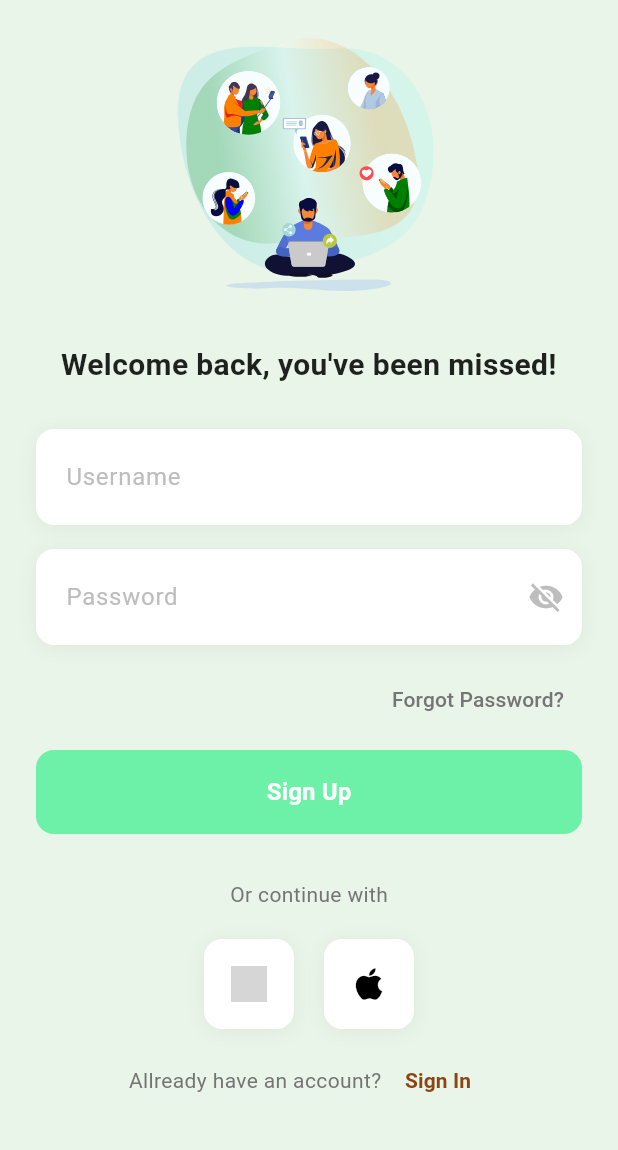
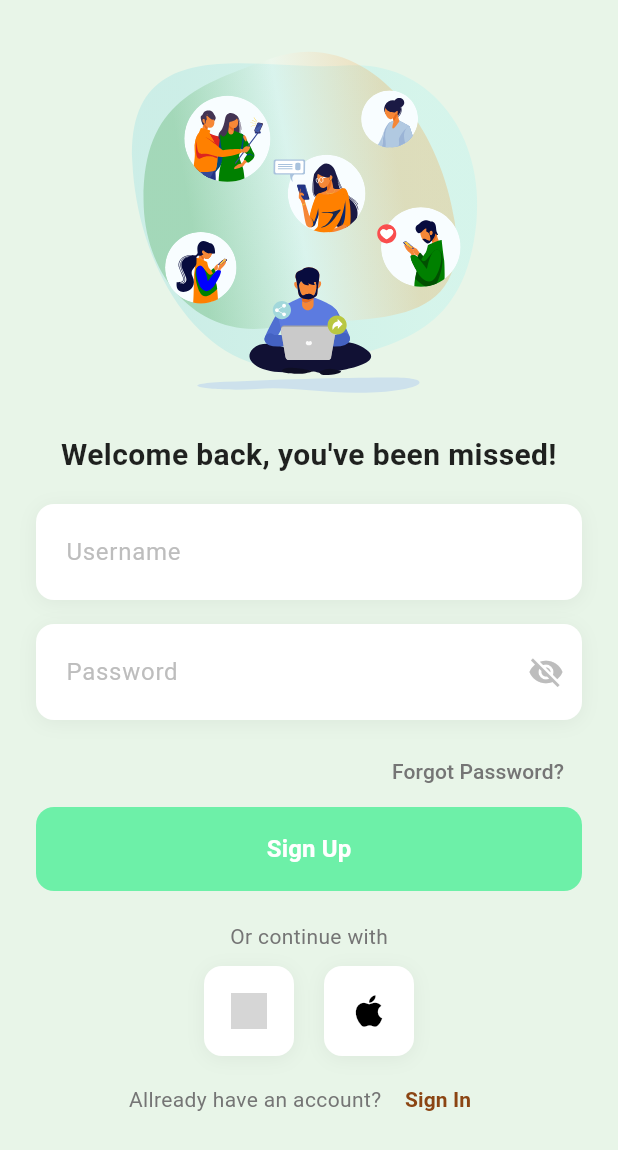
Before and after one commit to GihanSisiraKumara/Aphasia, a Flutter app: the screen it shows after launch, after a tap on "Next", on a phone screen of 412 x 824 dp. Shown: the top 1150 px of the screen. Run offline on Flutter 3.47's test engine with Material 3 defaults, Android fonts, the light colour scheme and no system bars; our stand-ins replace lottie; network calls fail; grey boxes are pictures that could not be loaded.

Commit message:
image width and height adjest

```diff
--- a/lib/main_screen/LoginPage .dart
+++ b/lib/main_screen/LoginPage .dart
@@ -46,8 +46,8 @@ class _LoginPageState extends State<LoginPage> {
 
                // Lottie Animation
               Container(
-                width: 200,
-                height: 200,
+                width: 300,
+                height: 270,
                 child: Lottie.asset(
                   'assets/animations/share with friends.json',
                   fit: BoxFit.contain,
@@ -56,7 +56,7 @@ class _LoginPageState extends State<LoginPage> {
                 ),
               ),
 
-              SizedBox(height: 30),
+              SizedBox(height: 20),
 
               // Title Text
               const Text(
@@ -70,7 +70,7 @@ class _LoginPageState extends State<LoginPage> {
                 ),
               ),
 
-              SizedBox(height: 30),
+              SizedBox(height: 20),
 
               // Email TextField
               Container(
@@ -143,7 +143,7 @@ class _LoginPageState extends State<LoginPage> {
                 ),
               ),
 
-              SizedBox(height: 12),
+              SizedBox(height: 10),
 
               // Forgot Password
               Align(
@@ -160,7 +160,7 @@ class _LoginPageState extends State<LoginPage> {
                 ),
               ),
 
-              SizedBox(height: 10),
+              SizedBox(height: 0),
 
               // Sign In Button
               Container(
@@ -189,7 +189,7 @@ class _LoginPageState extends State<LoginPage> {
               ),
 
 
-              SizedBox(height: 30),
+              SizedBox(height: 20),
 
               // Or continue with
               Text(
@@ -200,7 +200,7 @@ class _LoginPageState extends State<LoginPage> {
                 ),
               ),
 
-              SizedBox(height: 20),
+              SizedBox(height: 10),
 
               // Social Login Buttons
               Row(
@@ -270,7 +270,7 @@ class _LoginPageState extends State<LoginPage> {
                 ],
               ),
 
-              SizedBox(height: 10),
+              SizedBox(height: 5),
 
               // Register Link
               Row(
@@ -299,7 +299,7 @@ class _LoginPageState extends State<LoginPage> {
                 ],
               ),
 
-              SizedBox(height: 20),
+              SizedBox(height: 10),
             ],
           ),
         ),
```
